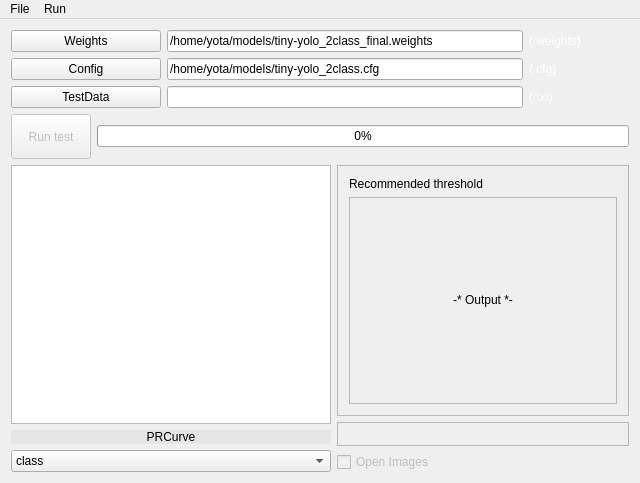
Qt form YOLOTestUI.ui (yotaseki/YLTestUI) before a commit.
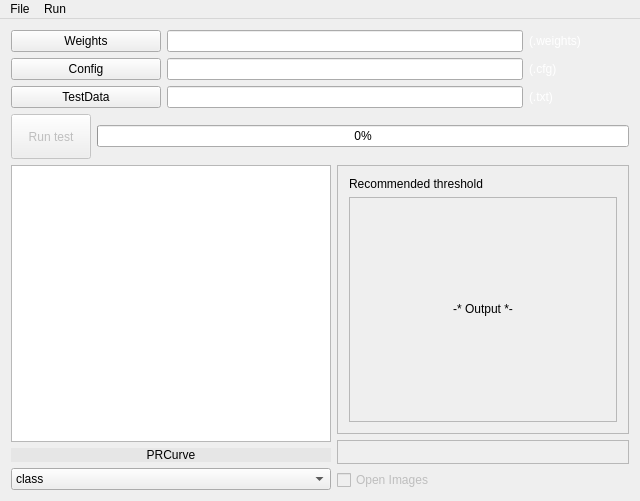
The same form after that commit.

Patch:
```diff
--- a/YOLOTestUI.ui
+++ b/YOLOTestUI.ui
@@ -7,7 +7,7 @@
     <x>0</x>
     <y>0</y>
     <width>640</width>
-    <height>483</height>
+    <height>501</height>
    </rect>
   </property>
   <property name="sizePolicy">
@@ -193,7 +193,7 @@
            </size>
           </property>
           <property name="text">
-           <string>/home/yota/models/tiny-yolo_2class_final.weights</string>
+           <string/>
           </property>
          </widget>
         </item>
@@ -251,7 +251,7 @@
            </size>
           </property>
           <property name="text">
-           <string>/home/yota/models/tiny-yolo_2class.cfg</string>
+           <string/>
           </property>
          </widget>
         </item>
```
